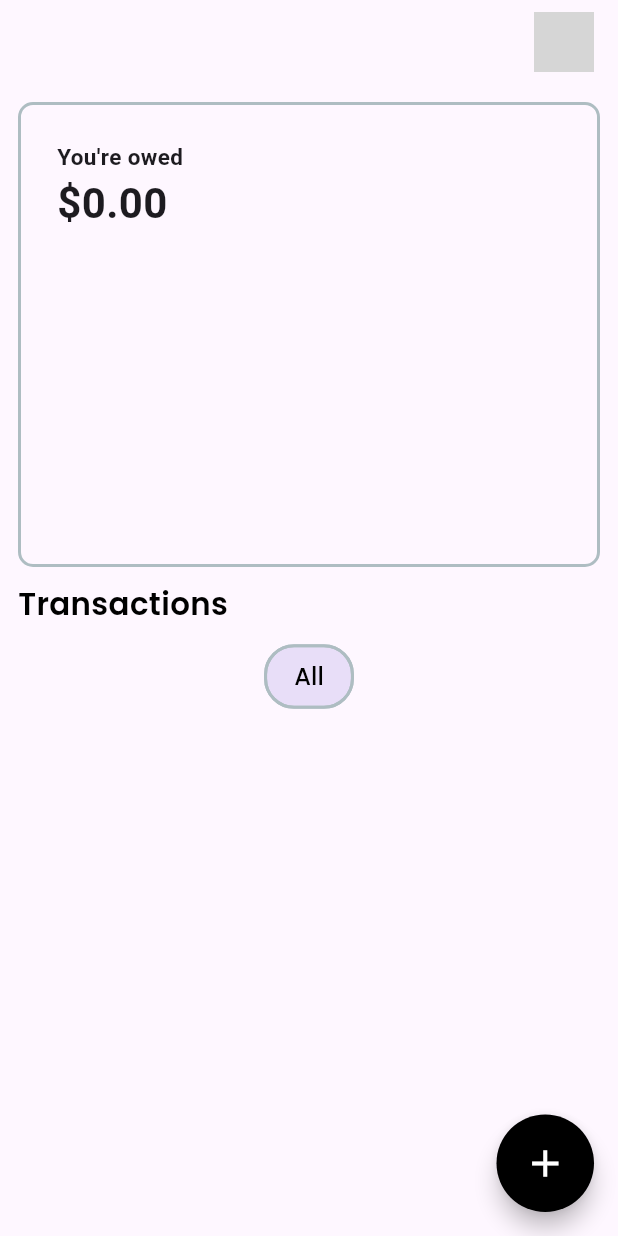
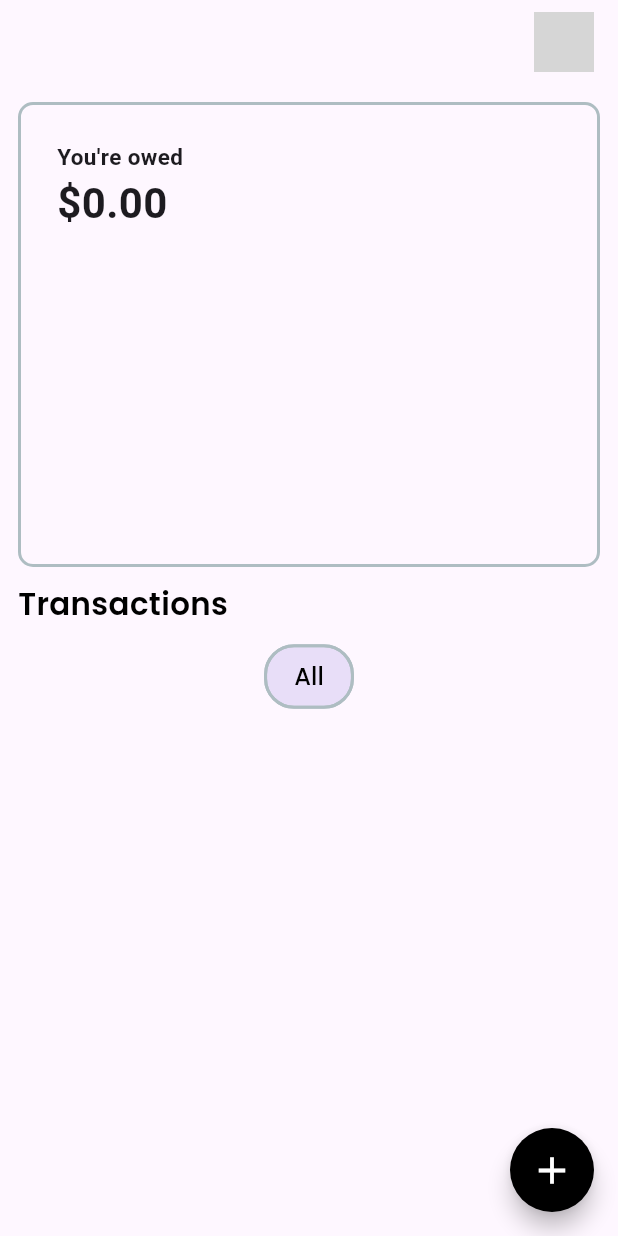
Before and after one commit to PrathamBhavsar/broke_squad, a Flutter app: the HomeScreen screen opened by its route, on a phone screen of 412 x 824 dp. Run offline on Flutter 3.47's test engine with Material 3 defaults, Android fonts, the phone set to English and light mode, and no system bars; our stand-ins replace cached_network_image, cloud_firestore, dotted_border, firebase_auth, firebase_core, flutter_onboarding_slider and 10 more; accounts and stored records are empty; network calls fail; statements that could not run were skipped; grey boxes are pictures that could not be loaded.

Commit message:
- UI bug fix

```diff
--- a/devtools_options.yaml
+++ b/devtools_options.yaml
@@ -1,3 +1,4 @@
 description: This file stores settings for Dart & Flutter DevTools.
 documentation: https://docs.flutter.dev/tools/devtools/extensions#configure-extension-enablement-states
 extensions:
+  - provider: true
--- a/lib/providers/user_provider.dart
+++ b/lib/providers/user_provider.dart
@@ -18,7 +18,7 @@ class UserProvider extends ChangeNotifier {
       _transactions = snapshot.docs
           .map((doc) => TransactionModel.fromFirestore(doc))
           .toList();
-      print(_transactions.join('\n'));
+      print("Fetched: ${_transactions.join('\n')}");
 
       notifyListeners();
     } catch (error) {
--- a/lib/router/router.dart
+++ b/lib/router/router.dart
@@ -1,7 +1,6 @@
 import 'package:contri_buter/screens/add_costs/add_costs_screen.dart';
 import 'package:contri_buter/screens/auth/login_screen.dart';
 import 'package:contri_buter/screens/create_bill_screen/create_bill_screen.dart';
-import 'package:contri_buter/screens/home_screen/create_bill_screen.dart';
 import 'package:contri_buter/screens/home_screen/home_screen.dart';
 import 'package:contri_buter/screens/home_screen/profile_screen.dart';
 import 'package:contri_buter/screens/info/info_screen.dart';
--- a/lib/screens/home_screen/home_screen.dart
+++ b/lib/screens/home_screen/home_screen.dart
@@ -1,8 +1,10 @@
+import 'package:contri_buter/models/transaction.dart';
+import 'package:contri_buter/screens/create_bill_screen/create_bill_screen.dart';
 import 'package:contri_buter/screens/home_screen/widgets/appbar_widget.dart';
 import 'package:contri_buter/screens/home_screen/widgets/filter_widget.dart';
 import 'package:contri_buter/screens/home_screen/widgets/info_widget.dart';
+import 'package:contri_buter/utils.dart';
 import 'package:flutter/material.dart';
-import 'package:go_router/go_router.dart';
 import 'package:provider/provider.dart';
 import 'package:contri_buter/constants/UI.dart';
 import 'package:contri_buter/providers/user_provider.dart';
@@ -16,27 +18,29 @@ class HomeScreen extends StatefulWidget {
 
 class _HomeScreenState extends State<HomeScreen> {
   String _selectedGroup = 'All'; // Manage selected group state
-
+  late final UserProvider userProvider;
+  late List<TransactionModel> transactions;
   @override
   void initState() {
     super.initState();
-    WidgetsBinding.instance.addPostFrameCallback((_) {
-      final userProvider = Provider.of<UserProvider>(context, listen: false);
-      userProvider.fetchTransactions();
-    });
+    userProvider = Provider.of<UserProvider>(context, listen: false);
+    transactions = userProvider.transactions;
+  }
+
+  @override
+  void didChangeDependencies() async {
+    await userProvider.fetchTransactions();
+    transactions = userProvider.transactions;
+    super.didChangeDependencies();
   }
 
   @override
   Widget build(BuildContext context) {
-    final userProvider = Provider.of<UserProvider>(context);
-    final transactions = userProvider.transactions;
 
     return Scaffold(
-      floatingActionButton: SizedBox(
-        height: 65,
-        width: 65,
-        child: FloatingActionButton(
+      floatingActionButton: FloatingActionButton(
         shape: CircleBorder(),
+
         child: Icon(
           Icons.add,
           color: AppColors.white,
@@ -44,9 +48,9 @@ class _HomeScreenState extends State<HomeScreen> {
         ),
         backgroundColor: AppColors.kDarkColor,
         onPressed: () {
-            context.goNamed('createBill');
+          logEvent(str: 'Pressed');
+          Navigator.push(context, MaterialPageRoute(builder: (context) => CreateBillScreen(),));
         },
-        ),
       ),
       appBar: AppBar(
         automaticallyImplyLeading: false,
```
Lines whose indentation alone changed are shown as unchanged.
